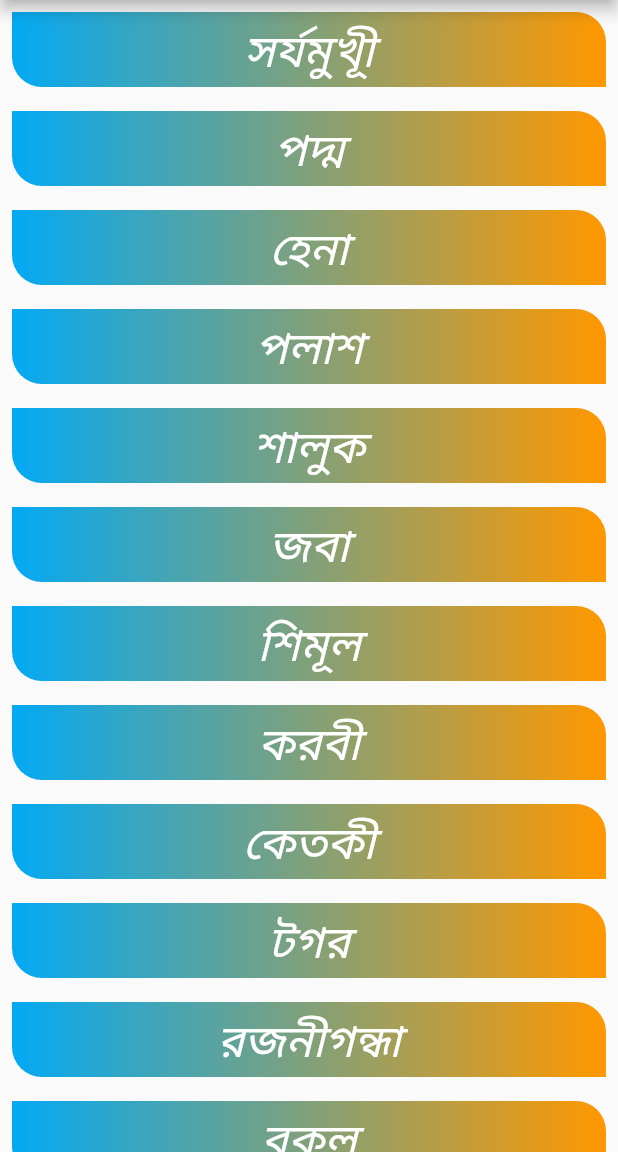
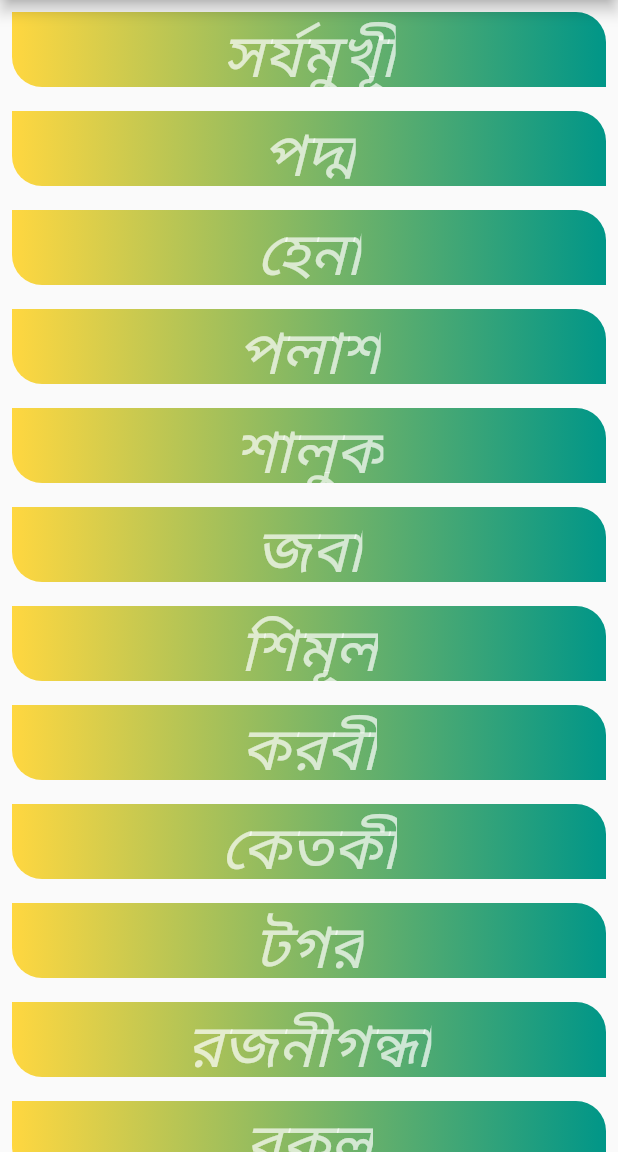
Before and after one commit to shahidshake29/flower, a Flutter app: the screen it shows after launch, on a phone screen of 412 x 824 dp, the part 84-1236 px from its top. Run offline on Flutter 3.47's test engine with Material 2 defaults, Android fonts, the phone set to English and light mode, and no system bars.

Commit message:
5-12-21,

```diff
--- /dev/null
+++ b/bd_flower/lib/my_home_page.dart
@@ -0,0 +1,71 @@
+import 'package:flutter/material.dart';
+
+List<String> flowerList = [
+  "করবী",
+  "শেফালি",
+  "পলাশ",
+  "শালুক",
+  "জবা",
+  "কাঠগোলাপ",
+  "শিমূল",
+  "বকুল",
+  "টগর",
+  "মালতী",
+];
+
+class MyHomePage extends StatefulWidget {
+  const MyHomePage({Key? key}) : super(key: key);
+
+  @override
+  _MyHomePageState createState() => _MyHomePageState();
+}
+
+class _MyHomePageState extends State<MyHomePage> {
+  @override
+  Widget build(BuildContext context) {
+    return Scaffold(
+      appBar: AppBar(
+        centerTitle: true,
+        backgroundColor: Colors.deepPurpleAccent,
+        title: Text("Flowers"),
+      ),
+      body: Column(
+        children: [
+          Expanded(
+            child: ListView.builder(
+                itemCount: flowerList.length,
+                itemBuilder: (context, index) {
+                  return Padding(
+                    padding: const EdgeInsets.only(
+                      top: 10,
+                      left: 20,
+                      right: 20,
+                    ),
+                    child: Container(
+                        height: 50,
+                        width: 150,
+                        decoration: BoxDecoration(
+                          borderRadius: BorderRadius.only(
+                            topRight: Radius.circular(15),
+                            bottomLeft: Radius.circular(15),
+                          ),
+                          gradient: LinearGradient(colors: [
+                            Colors.deepPurple,
+                            Colors.pink,
+                          ]),
+                        ),
+                        child: Center(
+                          child: Text(flowerList[index],
+                              style: TextStyle(
+                                color: Colors.white,
+                                fontSize: 20,
+                              )),
+                        )),
+                  );
+                }),
+          )
+        ],
+      ),
+    );
+  }
+}
--- /dev/null
+++ b/flower_lest/lib/main.dart
@@ -0,0 +1,22 @@
+import 'package:flutter/material.dart';
+
+void main()=> runApp((MyApp));
+
+class MyApp extends StatelessWidget {
+  const MyApp({Key? key}) : super(key: key);
+
+  @override
+  Widget build(BuildContext context) {
+    return Container();
+  }
+}
+
+  @override
+  Widget build(BuildContext context) {
+    return MaterialApp(
+      home: Scaffold(
+        appBar: AppBar(title: Text("home page"),),
+      ),
+    );
+  }
+}
--- a/lib/my_home_page.dart
+++ b/lib/my_home_page.dart
@@ -48,20 +48,19 @@ class _MyHomePageState extends State<MyHomePage> {
                               topRight: Radius.circular(20),
                               bottomLeft: Radius.circular(20)),
                           gradient: LinearGradient(colors: [
-                            Colors.lightBlue,
-                            Colors.orange,
+                            Colors.amberAccent,
+                            Colors.teal,
                           ]),
                         ),
                         child: Container(
-                            child: Container(
-                          child: Container(
+                            child: Container(child: Container(
                             child: Center(
                               child: Text(
                                 flowerList[index],
                                 style: TextStyle(
                                     fontStyle: FontStyle.italic,
-                                    fontSize: 30,
-                                    color: Colors.white),
+                                    fontSize: 40,
+                                    color: Colors.white70),
                               ),
                             ),
                           ),
--- /dev/null
+++ b/osman_goni/lib/main.dart
@@ -0,0 +1,113 @@
+import 'package:flutter/material.dart';
+
+void main() {
+  runApp(MyApp());
+}
+
+class MyApp extends StatelessWidget {
+  // This widget is the root of your application.
+  @override
+  Widget build(BuildContext context) {
+    return MaterialApp(
+      title: 'Flutter Demo',
+      theme: ThemeData(
+        // This is the theme of your application.
+        //
+        // Try running your application with "flutter run". You'll see the
+        // application has a blue toolbar. Then, without quitting the app, try
+        // changing the primarySwatch below to Colors.green and then invoke
+        // "hot reload" (press "r" in the console where you ran "flutter run",
+        // or simply save your changes to "hot reload" in a Flutter IDE).
+        // Notice that the counter didn't reset back to zero; the application
+        // is not restarted.
+        primarySwatch: Colors.blue,
+      ),
+      home: MyHomePage(title: 'Flutter Demo Home Page'),
+    );
+  }
+}
+
+class MyHomePage extends StatefulWidget {
+  MyHomePage({Key? key, required this.title}) : super(key: key);
+
+  // This widget is the home page of your application. It is stateful, meaning
+  // that it has a State object (defined below) that contains fields that affect
+  // how it looks.
+
+  // This class is the configuration for the state. It holds the values (in this
+  // case the title) provided by the parent (in this case the App widget) and
+  // used by the build method of the State. Fields in a Widget subclass are
+  // always marked "final".
+
+  final String title;
+
+  @override
+  _MyHomePageState createState() => _MyHomePageState();
+}
+
+class _MyHomePageState extends State<MyHomePage> {
+  int _counter = 0;
+
+  void _incrementCounter() {
+    setState(() {
+      // This call to setState tells the Flutter framework that something has
+      // changed in this State, which causes it to rerun the build method below
+      // so that the display can reflect the updated values. If we changed
+      // _counter without calling setState(), then the build method would not be
+      // called again, and so nothing would appear to happen.
+      _counter++;
+    });
+  }
+
+  @override
+  Widget build(BuildContext context) {
+    // This method is rerun every time setState is called, for instance as done
+    // by the _incrementCounter method above.
+    //
+    // The Flutter framework has been optimized to make rerunning build methods
+    // fast, so that you can just rebuild anything that needs updating rather
+    // than having to individually change instances of widgets.
+    return Scaffold(
+      appBar: AppBar(
+        // Here we take the value from the MyHomePage object that was created by
+        // the App.build method, and use it to set our appbar title.
+        title: Text(widget.title),
+      ),
+      body: Center(
+        // Center is a layout widget. It takes a single child and positions it
+        // in the middle of the parent.
+        child: Column(
+          // Column is also a layout widget. It takes a list of children and
+          // arranges them vertically. By default, it sizes itself to fit its
+          // children horizontally, and tries to be as tall as its parent.
+          //
+          // Invoke "debug painting" (press "p" in the console, choose the
+          // "Toggle Debug Paint" action from the Flutter Inspector in Android
+          // Studio, or the "Toggle Debug Paint" command in Visual Studio Code)
+          // to see the wireframe for each widget.
+          //
+          // Column has various properties to control how it sizes itself and
+          // how it positions its children. Here we use mainAxisAlignment to
+          // center the children vertically; the main axis here is the vertical
+          // axis because Columns are vertical (the cross axis would be
+          // horizontal).
+          mainAxisAlignment: MainAxisAlignment.center,
+          children: <Widget>[
+            Text(
+              'You have pushed the button this many times:',
+            ),
+            Text(
+              '$_counter',
+              style: Theme.of(context).textTheme.headline4,
+            ),
+          ],
+        ),
+      ),
+      floatingActionButton: FloatingActionButton(
+        onPressed: _incrementCounter,
+        tooltip: 'Increment',
+        child: Icon(Icons.add),
+      ), // This trailing comma makes auto-formatting nicer for build methods.
+    );
+  }
+}
--- /dev/null
+++ b/studio/lib/main.dart
@@ -0,0 +1,113 @@
+import 'package:flutter/material.dart';
+
+void main() {
+  runApp(MyApp());
+}
+
+class MyApp extends StatelessWidget {
+  // This widget is the root of your application.
+  @override
+  Widget build(BuildContext context) {
+    return MaterialApp(
+      title: 'Flutter Demo',
+      theme: ThemeData(
+        // This is the theme of your application.
+        //
+        // Try running your application with "flutter run". You'll see the
+        // application has a blue toolbar. Then, without quitting the app, try
+        // changing the primarySwatch below to Colors.green and then invoke
+        // "hot reload" (press "r" in the console where you ran "flutter run",
+        // or simply save your changes to "hot reload" in a Flutter IDE).
+        // Notice that the counter didn't reset back to zero; the application
+        // is not restarted.
+        primarySwatch: Colors.blue,
+      ),
+      home: MyHomePage(title: 'Flutter Demo Home Page'),
+    );
+  }
+}
+
+class MyHomePage extends StatefulWidget {
+  MyHomePage({Key? key, required this.title}) : super(key: key);
+
+  // This widget is the home page of your application. It is stateful, meaning
+  // that it has a State object (defined below) that contains fields that affect
+  // how it looks.
+
+  // This class is the configuration for the state. It holds the values (in this
+  // case the title) provided by the parent (in this case the App widget) and
+  // used by the build method of the State. Fields in a Widget subclass are
+  // always marked "final".
+
+  final String title;
+
+  @override
+  _MyHomePageState createState() => _MyHomePageState();
+}
+
+class _MyHomePageState extends State<MyHomePage> {
+  int _counter = 0;
+
+  void _incrementCounter() {
+    setState(() {
+      // This call to setState tells the Flutter framework that something has
+      // changed in this State, which causes it to rerun the build method below
+      // so that the display can reflect the updated values. If we changed
+      // _counter without calling setState(), then the build method would not be
+      // called again, and so nothing would appear to happen.
+      _counter++;
+    });
+  }
+
+  @override
+  Widget build(BuildContext context) {
+    // This method is rerun every time setState is called, for instance as done
+    // by the _incrementCounter method above.
+    //
+    // The Flutter framework has been optimized to make rerunning build methods
+    // fast, so that you can just rebuild anything that needs updating rather
+    // than having to individually change instances of widgets.
+    return Scaffold(
+      appBar: AppBar(
+        // Here we take the value from the MyHomePage object that was created by
+        // the App.build method, and use it to set our appbar title.
+        title: Text(widget.title),
+      ),
+      body: Center(
+        // Center is a layout widget. It takes a single child and positions it
+        // in the middle of the parent.
+        child: Column(
+          // Column is also a layout widget. It takes a list of children and
+          // arranges them vertically. By default, it sizes itself to fit its
+          // children horizontally, and tries to be as tall as its parent.
+          //
+          // Invoke "debug painting" (press "p" in the console, choose the
+          // "Toggle Debug Paint" action from the Flutter Inspector in Android
+          // Studio, or the "Toggle Debug Paint" command in Visual Studio Code)
+          // to see the wireframe for each widget.
+          //
+          // Column has various properties to control how it sizes itself and
+          // how it positions its children. Here we use mainAxisAlignment to
+          // center the children vertically; the main axis here is the vertical
+          // axis because Columns are vertical (the cross axis would be
+          // horizontal).
+          mainAxisAlignment: MainAxisAlignment.center,
+          children: <Widget>[
+            Text(
+              'You have pushed the button this many times:',
+            ),
+            Text(
+              '$_counter',
+              style: Theme.of(context).textTheme.headline4,
+            ),
+          ],
+        ),
+      ),
+      floatingActionButton: FloatingActionButton(
+        onPressed: _incrementCounter,
+        tooltip: 'Increment',
+        child: Icon(Icons.add),
+      ), // This trailing comma makes auto-formatting nicer for build methods.
+    );
+  }
+}
```
Also changed, not shown: flower_lest/pubspec.yaml (added, +76 -0 lines), osman_goni/pubspec.yaml (added, +76 -0 lines), studio/pubspec.yaml (added, +76 -0 lines), flower_lest/pubspec.lock (added), osman_goni/pubspec.lock (added), studio/pubspec.lock (added), 183 other files.
